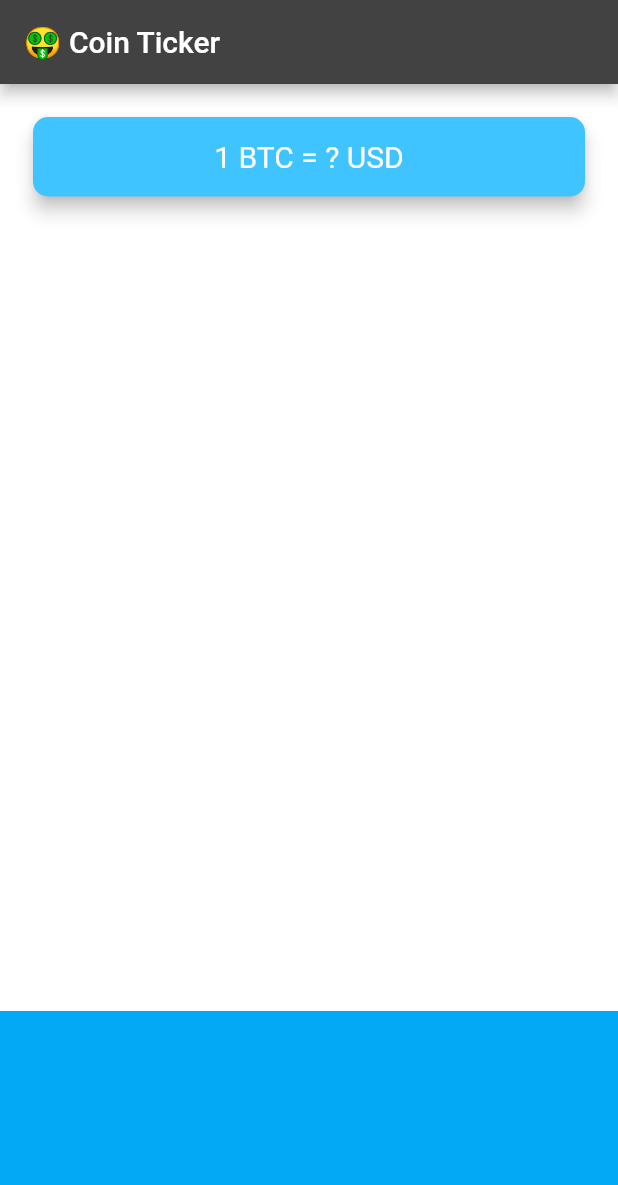
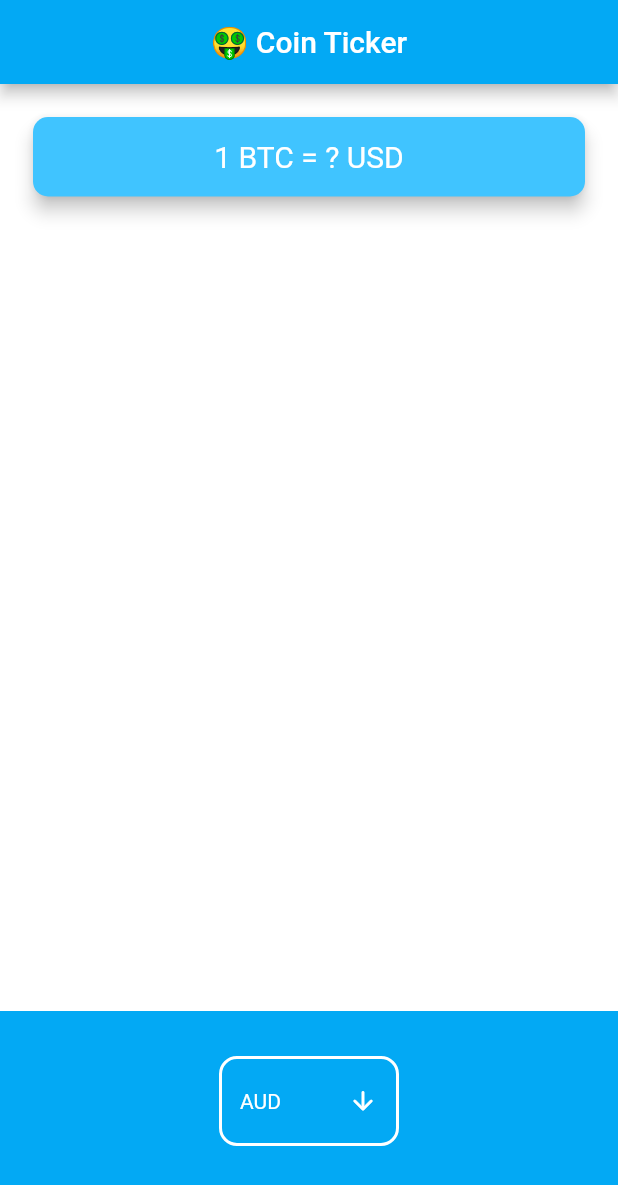
Before and after one commit to martynov-alex/bitcoin-ticker-flutter, a Flutter app: the screen it shows after launch, on a phone screen of 412 x 824 dp. Shown: the top 1185 px of the screen. Run offline on Flutter 3.47's test engine with Material 2 defaults, Android fonts, the phone set to English and light mode, and no system bars.

Commit message:
Add iOS and Android currency picker

```diff
--- a/lib/main.dart
+++ b/lib/main.dart
@@ -7,6 +7,7 @@ class MyApp extends StatelessWidget {
   @override
   Widget build(BuildContext context) {
     return MaterialApp(
+      debugShowCheckedModeBanner: false,
       theme: ThemeData.dark().copyWith(
           primaryColor: Colors.lightBlue,
           scaffoldBackgroundColor: Colors.white),
--- a/lib/price_screen.dart
+++ b/lib/price_screen.dart
@@ -1,4 +1,7 @@
 import 'package:flutter/material.dart';
+import 'package:flutter/cupertino.dart';
+import 'dart:io' show Platform;
+import 'package:bitcoin_ticker/coin_data.dart';
 
 class PriceScreen extends StatefulWidget {
   @override
@@ -6,11 +9,77 @@ class PriceScreen extends StatefulWidget {
 }
 
 class _PriceScreenState extends State<PriceScreen> {
+  String selectedCurrency = 'AUD';
+  int selectedValue = 0;
+
+  Container androidDropdown() {
+    List<DropdownMenuItem<String>> androidDropdownItems = [];
+
+    for (String currency in currenciesList) {
+      var newItem = DropdownMenuItem(child: Text(currency), value: currency);
+      androidDropdownItems.add(newItem);
+    }
+    return Container(
+      width: 120,
+      padding: EdgeInsets.symmetric(horizontal: 12, vertical: 4),
+      decoration: BoxDecoration(
+        border: Border.all(color: Colors.white, width: 2),
+        borderRadius: BorderRadius.circular(12),
+      ),
+      child: DropdownButtonHideUnderline(
+        child: DropdownButton<String>(
+          value: selectedCurrency,
+          iconSize: 20,
+          icon: const Icon(
+            Icons.arrow_downward_rounded,
+            color: Colors.white,
+          ),
+          // elevation: 16,
+          isExpanded: true,
+          style: const TextStyle(color: Colors.white),
+          items: androidDropdownItems,
+          // Ниже более простое решение в соотвествии с документацией
+          // на DropdownButton class
+          // items: currenciesList
+          //     .map((String item) => DropdownMenuItem(
+          //           value: item,
+          //           child: Text(item),
+          //         ))
+          //     .toList(),
+          onChanged: (value) => setState(() => selectedCurrency = value!),
+        ),
+      ),
+    );
+  }
+
+  CupertinoPicker iOSPicker() {
+    List<Text> iOSPickerItems = [];
+
+    for (String item in currenciesList) {
+      iOSPickerItems
+          .add(Text(item, style: TextStyle(color: Colors.white, fontSize: 26)));
+    }
+
+    return CupertinoPicker(
+      squeeze: 1.3,
+      useMagnifier: true,
+      magnification: 1.1,
+      itemExtent: 32.0,
+      onSelectedItemChanged: (selectedIndex) {
+        selectedValue = selectedIndex;
+        //print(currenciesList[selectedValue]);
+      },
+      children: iOSPickerItems,
+    );
+  }
+
   @override
   Widget build(BuildContext context) {
     return Scaffold(
       appBar: AppBar(
-        title: Text('🤑 Coin Ticker'),
+        title: const Text('🤑 Coin Ticker'),
+        centerTitle: true,
+        backgroundColor: Colors.lightBlue,
       ),
       body: Column(
         mainAxisAlignment: MainAxisAlignment.spaceBetween,
@@ -42,7 +111,7 @@ class _PriceScreenState extends State<PriceScreen> {
             alignment: Alignment.center,
             padding: EdgeInsets.only(bottom: 30.0),
             color: Colors.lightBlue,
-            child: null,
+            child: Platform.isIOS ? iOSPicker() : androidDropdown(),
           ),
         ],
       ),
```
